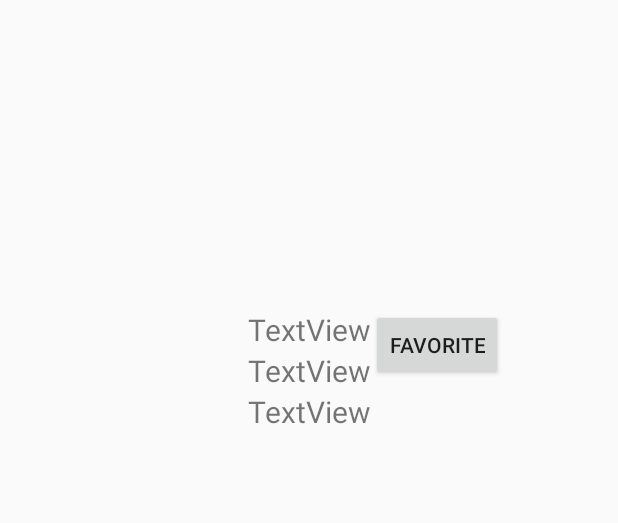
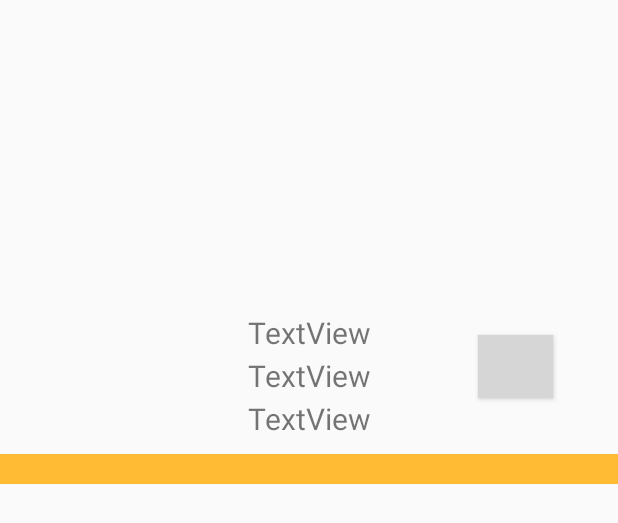
Before and after one commit to JJFrenoi/GlouGlou, an Android app: the layout fragment_detail.xml on its own in the app's theme, with its tools: preview values and no code run, on a phone screen of 412 x 824 dp. Shown: the top 523 px of the screen. Run offline under Robolectric (Android 15) with nearby library versions, the phone set to English and light mode, and no system bars; Roboto replaces fonts that are not available here; grey boxes are pictures that could not be loaded.

Commit message:
Search_design

```diff
--- a/app/src/main/java/com/example/glouglou/ui/searchBoad/Adapter_research.java
+++ b/app/src/main/java/com/example/glouglou/ui/searchBoad/Adapter_research.java
@@ -55,7 +55,7 @@ public class Adapter_research extends RecyclerView.Adapter<Adapter_research.MySe
         TextView textName = holder.textName;
         textName.setText(drink.getStrDrink());
         TextView idDrink = holder.idDrink;
-        idDrink.setText(drink.getIdDrink());
+        //idDrink.setText(drink.getIdDrink());
         Picasso.get().load(drink.getStrDrinkThumb()).into(holder.imageView);
 
 
--- a/app/src/main/res/layout/fragment_detail.xml
+++ b/app/src/main/res/layout/fragment_detail.xml
@@ -28,11 +28,15 @@
 
         <Button
             android:id="@+id/fav_detail"
-            android:layout_width="wrap_content"
-            android:layout_height="wrap_content"
-            android:text="@string/add_favorite"
+            android:layout_width="50dp"
+            android:layout_height="42dp"
+            android:layout_marginStart="28dp"
+            android:layout_marginTop="16dp"
+            android:background="@drawable/star"
+            app:layout_constraintBottom_toTopOf="@+id/text_instruction_detail"
+            app:layout_constraintEnd_toEndOf="parent"
             app:layout_constraintStart_toEndOf="@id/text_home_detail"
-            app:layout_constraintTop_toBottomOf="@id/image_detail"/>
+            app:layout_constraintTop_toBottomOf="@id/image_detail" />
 
         <TextView
             android:id="@+id/text_home_detail"
@@ -71,14 +75,14 @@
 
         <androidx.recyclerview.widget.RecyclerView
             android:id="@+id/list_ingredients_detail"
-            android:layout_width="match_parent"
-            android:layout_height="wrap_content"
-            android:layout_marginTop="50dp"
-            android:background="#FFFF00"
-            app:layout_constraintBottom_toBottomOf="parent"
+            android:layout_width="413dp"
+            android:layout_height="20dp"
+            android:layout_marginTop="10dp"
+            android:background="@android:color/holo_orange_light"
+            app:layout_constraintHorizontal_bias="0.0"
             app:layout_constraintLeft_toLeftOf="parent"
             app:layout_constraintRight_toRightOf="parent"
-            app:layout_constraintTop_toBottomOf="@+id/text_instruction_detail"/>
+            app:layout_constraintTop_toBottomOf="@+id/text_instruction_detail" />
 
     </androidx.constraintlayout.widget.ConstraintLayout>
 </androidx.core.widget.NestedScrollView>
```
